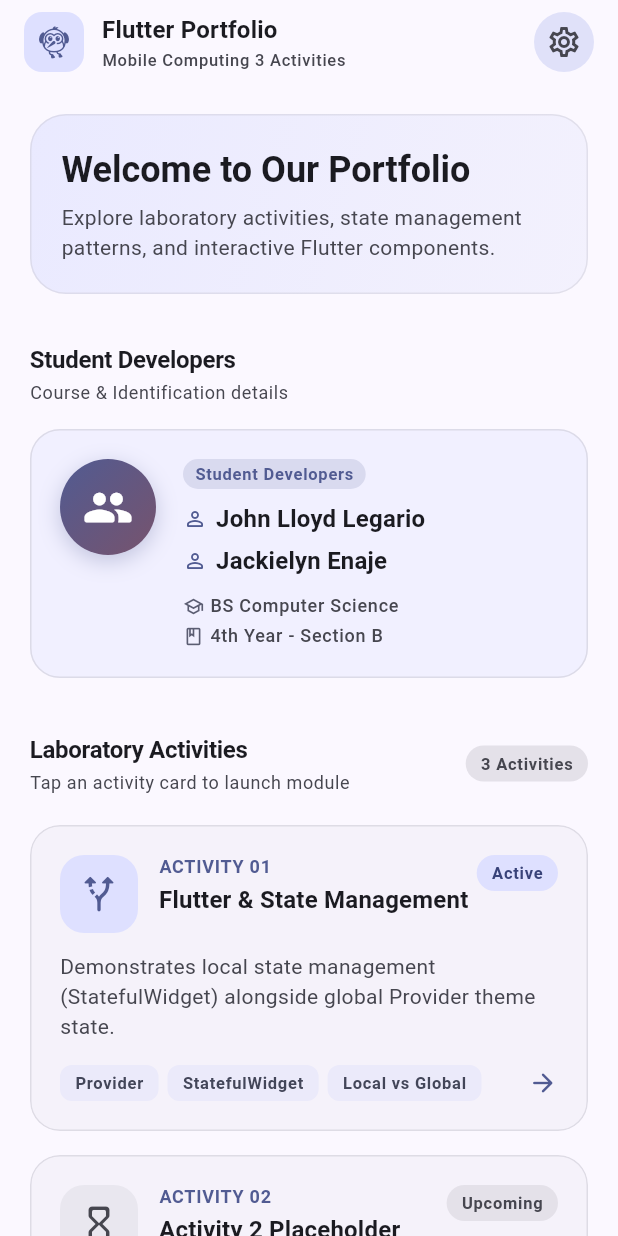
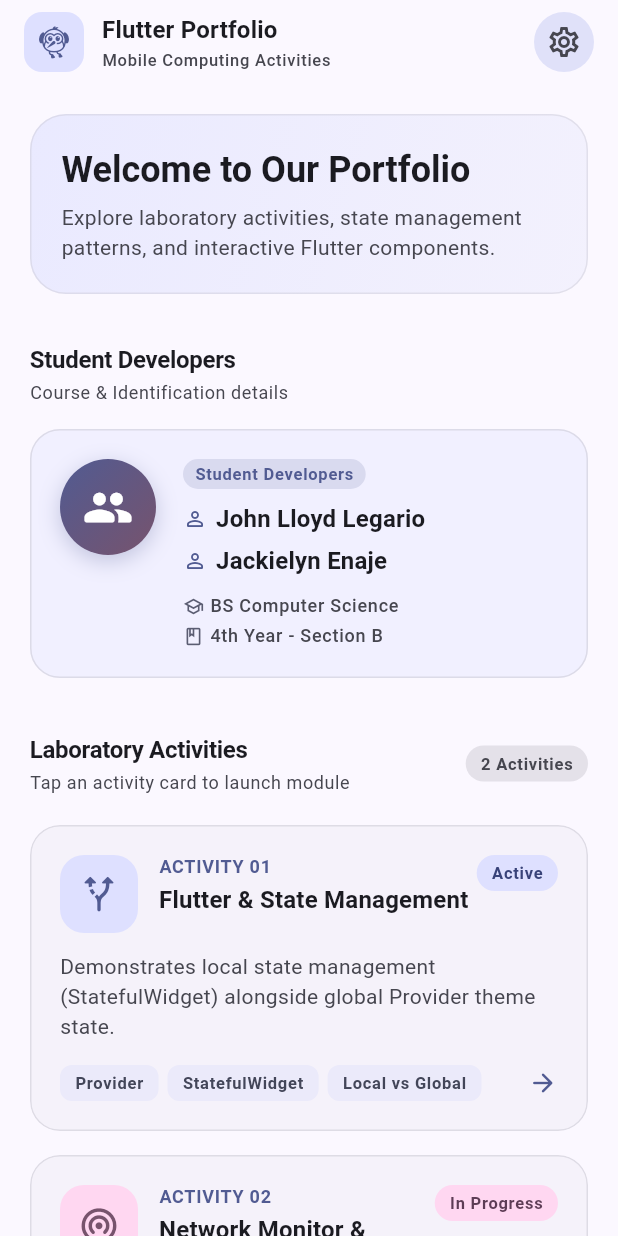
Before and after one commit to zypheus/mobile_computing_act1, a Flutter app: the screen it shows after launch, on a phone screen of 412 x 824 dp. Run offline on Flutter 3.47's test engine with Material 3 defaults, Android fonts, the phone set to English and light mode, and no system bars; our stand-ins replace connectivity_plus, flutter_riverpod.

Commit message:
update: activity placeholder replaced

```diff
--- a/lib/main.dart
+++ b/lib/main.dart
@@ -5,14 +5,13 @@
 import 'providers/theme_provider.dart';
 import 'screens/home_screen.dart';
 import 'screens/activity1_screen.dart';
-import 'screens/activity2_screen.dart';
 import 'screens/network_monitor_screen.dart';
 import 'screens/settings_screen.dart';
 
 void main() {
   WidgetsFlutterBinding.ensureInitialized();
   runApp(
-    // Riverpod powers the Network Monitor module (Activity 3) while the
+    // Riverpod powers the Network Monitor module (Activity 2) while the
     // existing Provider based theme state keeps working unchanged.
     ProviderScope(
       child: ChangeNotifierProvider(
@@ -34,7 +33,7 @@
         const seedColor = Colors.indigo;
 
         return MaterialApp(
-          title: 'Flutter Portfolio - Activity 1',
+          title: 'Flutter Portfolio - Activity 1 & 2',
           debugShowCheckedModeBanner: false,
           themeMode: themeProvider.themeMode,
           theme: ThemeData(
@@ -71,7 +70,7 @@
           routes: {
             '/': (context) => const HomeScreen(),
             '/activity1': (context) => const Activity1Screen(),
-            '/activity2': (context) => const Activity2Screen(),
+            '/activity2': (context) => const NetworkMonitorScreen(),
             '/network-monitor': (context) => const NetworkMonitorScreen(),
             '/settings': (context) => const SettingsScreen(),
           },
--- a/lib/screens/home_screen.dart
+++ b/lib/screens/home_screen.dart
@@ -39,7 +39,7 @@
                   ),
                 ),
                 Text(
-                  'Mobile Computing 3 Activities',
+                  'Mobile Computing Activities',
                   style: theme.textTheme.labelSmall?.copyWith(
                     color: colorScheme.onSurfaceVariant,
                   ),
@@ -130,7 +130,7 @@
                     borderRadius: BorderRadius.circular(12),
                   ),
                   child: Text(
-                    '3 Activities',
+                    '2 Activities',
                     style: theme.textTheme.labelSmall?.copyWith(
                       fontWeight: FontWeight.bold,
                       color: colorScheme.onSurfaceVariant,
@@ -143,12 +143,9 @@
               // Responsive Grid/List layout for Activity Cards
               LayoutBuilder(
                 builder: (context, constraints) {
-                  // Responsive grid: 1 / 2 / 3 columns depending on the width
-                  // available so the activity cards are never squeezed.
+                  // Responsive grid: 1 or 2 columns depending on width available
                   const double gap = 16;
-                  final int columns = constraints.maxWidth >= 1080
-                      ? 3
-                      : (constraints.maxWidth >= 640 ? 2 : 1);
+                  final int columns = constraints.maxWidth >= 640 ? 2 : 1;
                   final double cardWidth =
                       (constraints.maxWidth - gap * (columns - 1)) / columns;
 
@@ -171,19 +168,6 @@
 
                   final activity2Card = ActivityCard(
                     subtitle: 'ACTIVITY 02',
-                    title: 'Activity 2 Placeholder',
-                    description:
-                        'Reserved module for upcoming mobile computing laboratory assignments and exercises.',
-                    icon: Icons.hourglass_empty_rounded,
-                    tags: const ['Placeholder', 'Upcoming Lab'],
-                    status: ActivityStatus.upcoming,
-                    onTap: () {
-                      Navigator.pushNamed(context, '/activity2');
-                    },
-                  );
-
-                  final activity3Card = ActivityCard(
-                    subtitle: 'ACTIVITY 03',
                     title: 'Network Monitor & Request Queue',
                     description:
                         'Tracks live Wi-Fi, cellular and offline states, then parks interrupted HTTP requests and retries them automatically after a handover.',
@@ -196,7 +180,7 @@
                     ],
                     status: ActivityStatus.inProgress,
                     onTap: () {
-                      Navigator.pushNamed(context, '/network-monitor');
+                      Navigator.pushNamed(context, '/activity2');
                     },
                   );
 
@@ -207,7 +191,6 @@
                       for (final Widget card in <Widget>[
                         activity1Card,
                         activity2Card,
-                        activity3Card,
                       ])
                         SizedBox(width: cardWidth, child: card),
                     ],
--- a/lib/screens/network_monitor_screen.dart
+++ b/lib/screens/network_monitor_screen.dart
@@ -12,7 +12,7 @@
 import '../widgets/network_status_card.dart';
 import '../widgets/request_queue_panel.dart';
 
-/// Activity 3 – real time connectivity monitoring with an offline request
+/// Activity 2 – real time connectivity monitoring with an offline request
 /// queue that survives network handovers.
 class NetworkMonitorScreen extends ConsumerWidget {
   const NetworkMonitorScreen({super.key});
```
Also changed, not shown: lib/screens/activity2_screen.dart (deleted, +0 -174 lines), 1 other file.
